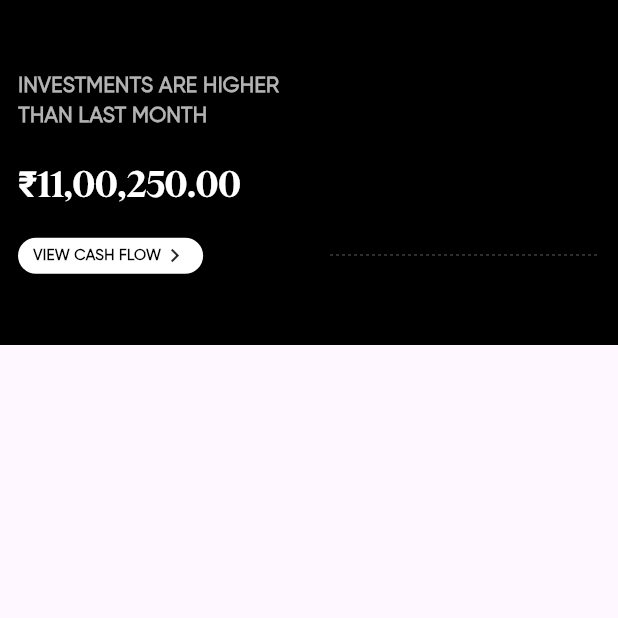
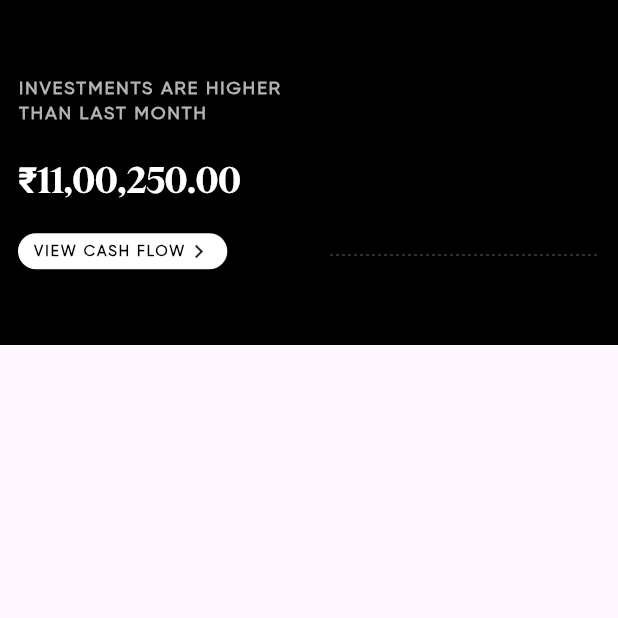
Before and after one commit to StumatoXPlum/Plum_ClientSide, a Flutter app: the BarGraphScreen screen opened directly with empty values, on a phone screen of 412 x 824 dp, the top half of it. Run offline on Flutter 3.47's test engine with Material 3 defaults, Android fonts, the phone set to English and light mode, and no system bars; drawn by our look-alikes of fl_chart.

Commit message:
UI fixes

```diff
--- a/lib/data/models/recurring_model.dart
+++ b/lib/data/models/recurring_model.dart
@@ -1,5 +1,5 @@
 class RecurringModel {
-  final String count;
+  final String count; // recurring payment count
   final String type;
   final String amount;
   final String date;
--- a/lib/presentation/viewmodels/bar_graph_vm.dart
+++ b/lib/presentation/viewmodels/bar_graph_vm.dart
@@ -320,10 +320,12 @@ class BarLabel extends StatelessWidget {
     super.key,
     required this.label,
     required this.subLabel,
+    required this.color,
   });
 
   final String? label;
   final String? subLabel;
+  final Color color;
 
   @override
   Widget build(BuildContext context) {
@@ -334,7 +336,7 @@ class BarLabel extends StatelessWidget {
         Text(
           label ?? '',
           style: AppTextStyles.gilroyRegular.copyWith(
-              color: Colors.white70, fontSize: 10, fontWeight: FontWeight.bold),
+              color: color, fontSize: 10, fontWeight: FontWeight.bold),
         ),
         // const SizedBox(height: 2),
         // if (subLabel != null)
--- a/lib/presentation/views/bar_graph_screen.dart
+++ b/lib/presentation/views/bar_graph_screen.dart
@@ -20,6 +20,21 @@ class BarGraphScreen extends StatefulWidget {
 class _BarGraphScreenState extends State<BarGraphScreen> {
   final double _barWidth = 18;
   final double _barLabelHeight = 36;
+  final List<Color> customColors = [
+    Color(0xFF0E0C0C),
+    Color(0xFF181817),
+    Color(0xFF252422),
+    Color(0xFF262523),
+    Color(0xFFF3F2F3),
+  ];
+
+  final List<Color> barLabelColors = [
+    Colors.grey[600]!,
+    Colors.grey[500]!,
+    Colors.grey[400]!,
+    Colors.grey[300]!,
+    Colors.white
+  ];
 
   @override
   Widget build(BuildContext context) {
@@ -40,10 +55,13 @@ class _BarGraphScreenState extends State<BarGraphScreen> {
                   children: [
                     Text(
                       "INVESTMENTS ARE HIGHER\nTHAN LAST MONTH",
-                      style: AppTextStyles.gilroyRegular.copyWith(
-                          fontSize: 14,
-                          color: Colors.white70,
-                          fontWeight: FontWeight.bold),
+                      style: AppTextStyles.gilroyBold.copyWith(
+                        fontSize: 12,
+                        color: Colors.white70,
+                        fontWeight: FontWeight.bold,
+                        letterSpacing: 1.4,
+                      ),
+                      maxLines: 2,
                     ),
                     Text(
                       "₹11,00,250.00",
@@ -65,11 +83,12 @@ class _BarGraphScreenState extends State<BarGraphScreen> {
                         children: [
                           Text(
                             "VIEW CASH FLOW",
-                            style: AppTextStyles.gilroyRegular.copyWith(
+                            style: AppTextStyles.gilroyBold.copyWith(
                               fontSize: 10,
                               color: Colors.black,
                               fontWeight: FontWeight.bold,
                               height: 2,
+                              letterSpacing: 1.4,
                             ),
                           ),
                           Icon(
@@ -125,6 +144,7 @@ class _BarGraphScreenState extends State<BarGraphScreen> {
                                           .dataPoints[value.toInt()].xLabel,
                                       subLabel: widget.graphVm
                                           .dataPoints[value.toInt()].xSubLabel,
+                                      color: barLabelColors[value.toInt()],
                                     );
                                   },
                                 ),
@@ -141,16 +161,7 @@ class _BarGraphScreenState extends State<BarGraphScreen> {
                                     width: _barWidth,
                                     borderRadius: const BorderRadius.vertical(
                                         top: Radius.circular(0)),
-                                    color: Color.fromRGBO(
-                                      255,
-                                      255,
-                                      255,
-                                      0.2 +
-                                          ((index /
-                                                  (widget.graphVm.numberOfBars -
-                                                      1)) *
-                                              0.9),
-                                    ),
+                                    color: customColors[index],
                                   ),
                                 ],
                               ),
```
Also changed, not shown: lib/data/models/streaks_model.dart (+8 -0 lines), lib/main.dart (+1 -33 lines), lib/presentation/dummy data/dummy_bar_data.dart (added, +19 -0 lines), lib/presentation/views/pie_chart_screen.dart (+12 -6 lines), lib/presentation/views/recurring_payment_screen.dart (+26 -18 lines), lib/presentation/views/streak_screen.dart (+38 -25 lines).
